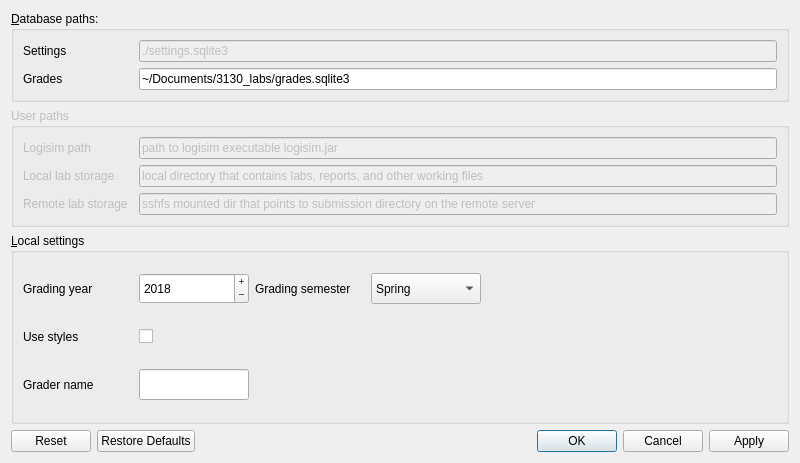
Qt form settings.ui (jlphillipsphd/CSCI-3130-Grader) before a commit.
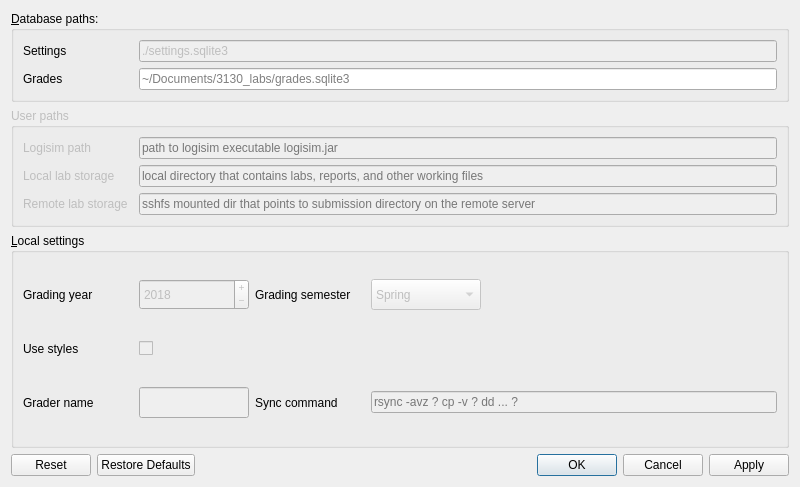
The same form after that commit. Icons and pictures are not drawn.

```diff
--- a/settings.ui
+++ b/settings.ui
@@ -10,7 +10,7 @@
     <x>0</x>
     <y>0</y>
     <width>800</width>
-    <height>463</height>
+    <height>487</height>
    </rect>
   </property>
   <property name="minimumSize">
@@ -99,6 +99,9 @@
       <item row="1" column="1">
        <widget class="QLineEdit" name="input_grades_db">
         <property name="text">
+         <string/>
+        </property>
+        <property name="placeholderText">
          <string>~/Documents/3130_labs/grades.sqlite3</string>
         </property>
        </widget>
@@ -155,6 +158,9 @@
          </sizepolicy>
         </property>
         <property name="text">
+         <string/>
+        </property>
+        <property name="placeholderText">
          <string>path to logisim executable logisim.jar</string>
         </property>
        </widget>
@@ -175,6 +181,9 @@
       <item row="1" column="1">
        <widget class="QLineEdit" name="input_local_stor">
         <property name="text">
+         <string/>
+        </property>
+        <property name="placeholderText">
          <string>local directory that contains labs, reports, and other working files</string>
         </property>
        </widget>
@@ -198,6 +207,9 @@
          <string/>
         </property>
         <property name="text">
+         <string/>
+        </property>
+        <property name="placeholderText">
          <string>sshfs mounted dir that points to submission directory on the remote server</string>
         </property>
        </widget>
@@ -300,6 +312,9 @@
       </item>
       <item row="0" column="4">
        <widget class="QComboBox" name="semester_comboBox">
+        <property name="enabled">
+         <bool>false</bool>
+        </property>
         <property name="minimumSize">
          <size>
           <width>110</width>
@@ -337,6 +352,9 @@
       </item>
       <item row="0" column="1">
        <widget class="QSpinBox" name="spin_year">
+        <property name="enabled">
+         <bool>false</bool>
+        </property>
         <property name="minimumSize">
          <size>
           <width>110</width>
@@ -377,6 +395,9 @@
       </item>
       <item row="1" column="1">
        <widget class="QCheckBox" name="style_checkBox">
+        <property name="enabled">
+         <bool>false</bool>
+        </property>
         <property name="sizePolicy">
          <sizepolicy hsizetype="MinimumExpanding" vsizetype="Fixed">
           <horstretch>0</horstretch>
@@ -437,6 +458,9 @@
       </item>
       <item row="2" column="1">
        <widget class="QLineEdit" name="input_grader_name">
+        <property name="enabled">
+         <bool>false</bool>
+        </property>
         <property name="minimumSize">
          <size>
           <width>110</width>
@@ -451,6 +475,26 @@
         </property>
        </widget>
       </item>
+      <item row="2" column="3">
+       <widget class="QLabel" name="label_sync_comm">
+        <property name="text">
+         <string>Sync command</string>
+        </property>
+       </widget>
+      </item>
+      <item row="2" column="4" colspan="2">
+       <widget class="QLineEdit" name="sync_command">
+        <property name="enabled">
+         <bool>false</bool>
+        </property>
+        <property name="inputMask">
+         <string notr="true"/>
+        </property>
+        <property name="placeholderText">
+         <string>rsync -avz ? cp -v ? dd ... ?</string>
+        </property>
+       </widget>
+      </item>
      </layout>
     </widget>
    </item>
```
